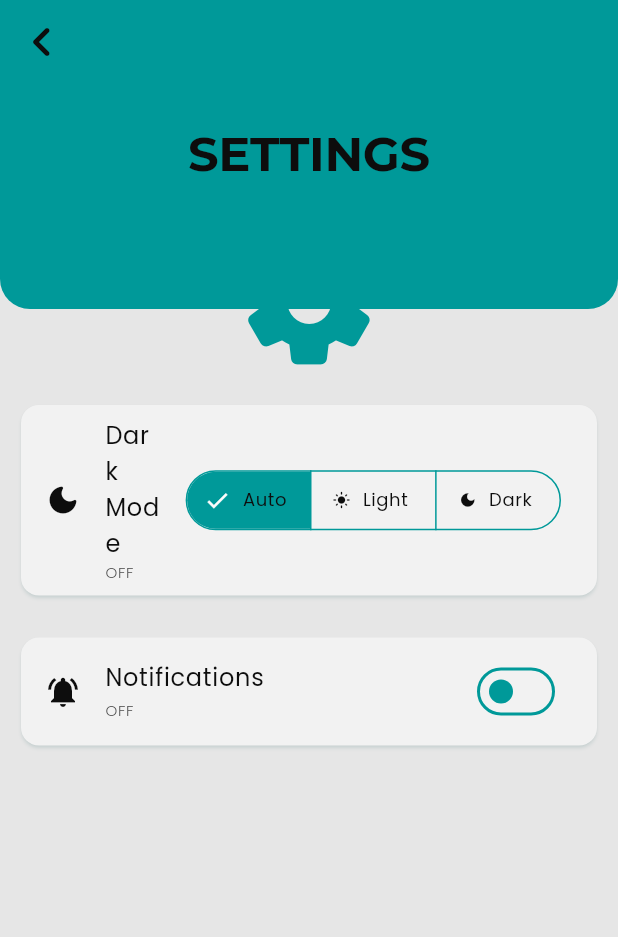
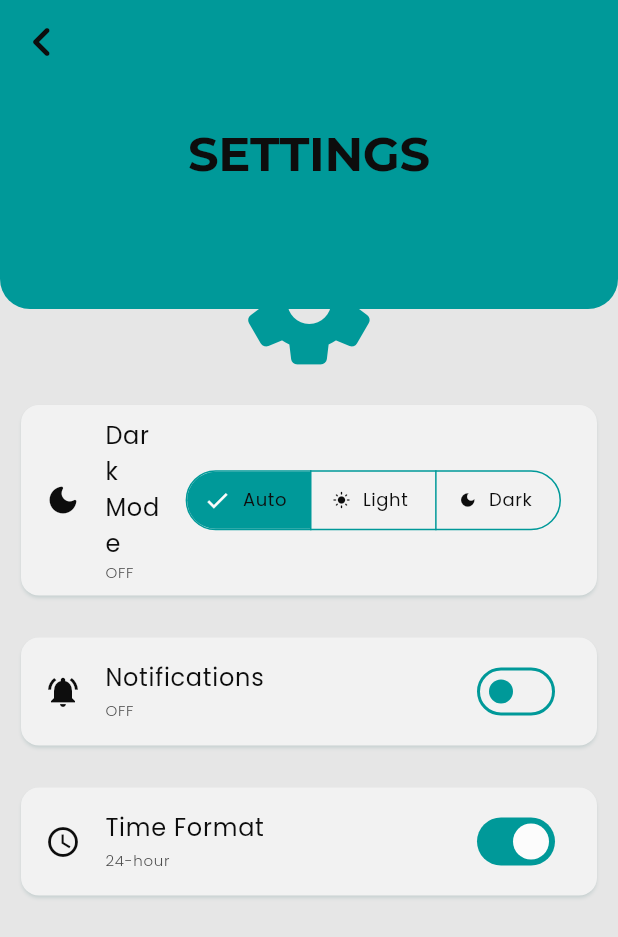
Before and after one commit to Ehsanur-Rahman246/CoreCare, a Flutter app: the SettingsPage screen opened by its route, on a phone screen of 412 x 824 dp. Shown: the top 937 px of the screen. Run offline on Flutter 3.47's test engine with Material 3 defaults, Android fonts, the phone set to English and light mode, and no system bars; our stand-ins replace google_fonts, image_picker, material_symbols_icons, smooth_page_indicator, timeline_tile.

Commit message:
added time formatting

```diff
--- a/lib/main.dart
+++ b/lib/main.dart
@@ -4,12 +4,16 @@ import 'package:core_care/pages/fitness_module.dart';
 import 'package:core_care/pages/home_screen.dart';
 import 'package:core_care/pages/login_screen.dart';
 import 'package:core_care/pages/shop_module.dart';
+import 'package:core_care/time_provider.dart';
 import 'package:flutter/material.dart';
 import 'package:google_fonts/google_fonts.dart';
 import 'package:material_symbols_icons/symbols.dart';
+import 'package:provider/provider.dart';
 
 void main() {
-  runApp(const MyApp());
+  runApp(ChangeNotifierProvider(
+      create: (_) => TimeProvider(),
+      child: MyApp()));
 }
 
 class MyApp extends StatefulWidget {
--- a/lib/pages/home_screen.dart
+++ b/lib/pages/home_screen.dart
@@ -1,10 +1,12 @@
-import 'package:core_care/boarding_screen.dart';
 import 'package:core_care/main.dart';
 import 'package:core_care/pages/login_screen.dart';
+import 'package:core_care/time_provider.dart';
 import 'package:flutter/material.dart';
 import 'package:material_symbols_icons/symbols.dart';
 import 'package:image_picker/image_picker.dart';
 import 'dart:typed_data';
+
+import 'package:provider/provider.dart';
 
 class HomeScreen extends StatefulWidget {
   final Function(int) onNavigate;
@@ -29,6 +31,8 @@ class _HomeScreenState extends State<HomeScreen> {
 
   @override
   Widget build(BuildContext context) {
+    final time = context.watch<TimeProvider>();
+
     return Scaffold(
       body: SafeArea(
         child: SingleChildScrollView(
@@ -59,7 +63,7 @@ class _HomeScreenState extends State<HomeScreen> {
                           ),
                           const SizedBox(height: 7),
                           Text(
-                            "Feb 28, 2026  .  12:37 PM",
+                            "${time.formatDate}  .  ${time.formatTime}",
                             style: Theme.of(context).textTheme.labelLarge,
                           ),
                         ],
@@ -589,6 +593,7 @@ class _SettingsPageState extends State<SettingsPage> {
 
   @override
   Widget build(BuildContext context) {
+    final hourFormat = context.watch<TimeProvider>();
     bool isDark;
     if (themeMode == ThemeMode.dark) {
       isDark = true;
@@ -666,6 +671,23 @@ class _SettingsPageState extends State<SettingsPage> {
                     setState(() {
                       isNotificationsOn = value;
                     });
+                  },
+                ),
+              ),
+            ),
+          ),
+          Padding(
+            padding: const EdgeInsets.all(10),
+            child: Card(
+              child: ListTile(
+                leading: Icon(Icons.watch_later_outlined),
+                title: Text('Time Format'),
+                subtitle: hourFormat.is24Hour ? Text('24-hour') : Text('12-hour'),
+                subtitleTextStyle: Theme.of(context).textTheme.labelSmall,
+                trailing: Switch(
+                  value: hourFormat.is24Hour,
+                  onChanged: (bool value) {
+                    hourFormat.toggleFormat();
                   },
                 ),
               ),
--- a/lib/time_provider.dart
+++ b/lib/time_provider.dart
@@ -1,4 +1,51 @@
+import 'dart:async';
 import 'package:flutter/material.dart';
-import 'package:provider/provider.dart';
 
-class TimeProvider extends ChangeNotifier {}
+class TimeProvider extends ChangeNotifier {
+  late Timer _timer;
+  DateTime _now = DateTime.now();
+  bool _is24Hour = true;
+
+  DateTime get now => _now;
+  bool get is24Hour => _is24Hour;
+
+  TimeProvider(){
+    _timer = Timer.periodic(const Duration(seconds: 1), (_){
+      _now = DateTime.now();
+      notifyListeners();
+    });
+  }
+
+  void toggleFormat(){
+    _is24Hour = !_is24Hour;
+    notifyListeners();
+  }
+
+  String get formatTime{
+    int hour = _now.hour;
+    final minute = _now.minute.toString().padLeft(2, '0');
+    if(_is24Hour){
+      return '${hour.toString().padLeft(2,'0')}: $minute';
+    }
+    else{
+      final period = hour >= 12 ? 'PM' : 'Am';
+      hour = hour % 12;
+      if(hour == 0) hour = 12;
+      return '${hour.toString().padLeft(2, '0')}:$minute $period';
+    }
+  }
+
+  String get formatDate{
+    const months = [
+      'Jan', 'Feb', 'Mar', 'Apr', 'May', 'Jun', 'Jul', 'Aug',
+      'Sep', 'Oct', 'Nov', 'Dec'
+    ];
+    return '${months[_now.month - 1]} ${_now.day}, ${_now.year}';
+  }
+
+  @override
+  void dispose() {
+    super.dispose();
+    _timer.cancel();
+  }
+}
```
